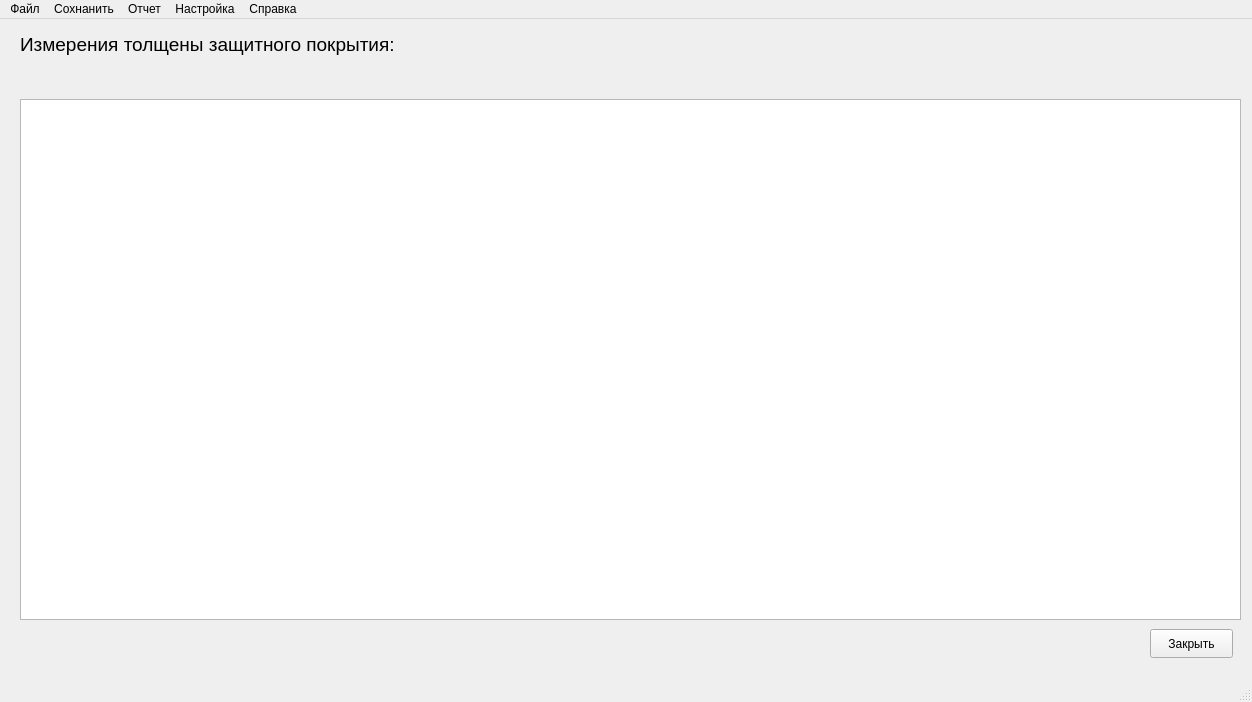
Old version of the form mainwindow.ui in the repository Nikonoffcmi/diplome.
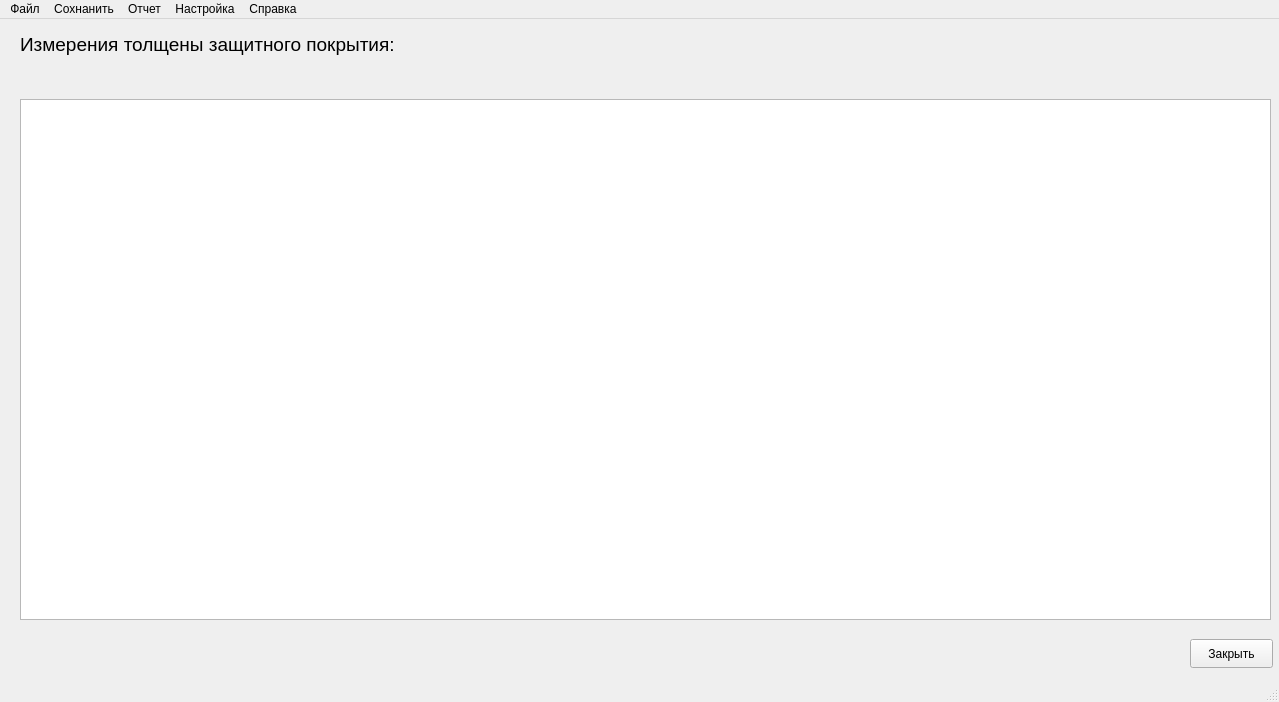
New version of the form.

```diff
--- a/mainwindow.ui
+++ b/mainwindow.ui
@@ -6,7 +6,7 @@
    <rect>
     <x>0</x>
     <y>0</y>
-    <width>1252</width>
+    <width>1279</width>
     <height>702</height>
    </rect>
   </property>
@@ -22,7 +22,7 @@
      <rect>
       <x>20</x>
       <y>80</y>
-      <width>1221</width>
+      <width>1251</width>
       <height>521</height>
      </rect>
     </property>
@@ -53,7 +53,7 @@
      <rect>
       <x>50</x>
       <y>50</y>
-      <width>1191</width>
+      <width>1221</width>
       <height>31</height>
      </rect>
     </property>
@@ -62,8 +62,8 @@
    <widget class="QPushButton" name="pushButton">
     <property name="geometry">
      <rect>
-      <x>1150</x>
-      <y>610</y>
+      <x>1190</x>
+      <y>620</y>
       <width>83</width>
       <height>29</height>
      </rect>
@@ -96,7 +96,7 @@
     <rect>
      <x>0</x>
      <y>0</y>
-     <width>1252</width>
+     <width>1279</width>
      <height>25</height>
     </rect>
    </property>
```
